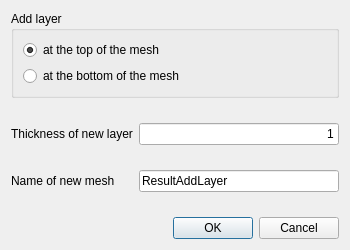
Above: Applications/DataExplorer/DataView/AddLayerToMesh.ui from ufz/ogs before the change. Below: the same form after it.
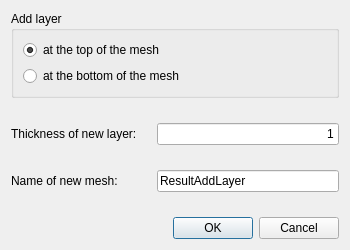
That is the form after the change.

```diff
--- a/Applications/DataExplorer/DataView/AddLayerToMesh.ui
+++ b/Applications/DataExplorer/DataView/AddLayerToMesh.ui
@@ -61,8 +61,14 @@
    </item>
    <item row="3" column="0">
     <widget class="QLabel" name="thicknessLabel">
+     <property name="minimumSize">
+      <size>
+       <width>140</width>
+       <height>0</height>
+      </size>
+     </property>
      <property name="text">
-      <string>Thickness of new layer</string>
+      <string>Thickness of new layer:</string>
      </property>
     </widget>
    </item>
@@ -89,7 +95,7 @@
    <item row="5" column="0">
     <widget class="QLabel" name="nameLabel">
      <property name="text">
-      <string>Name of new mesh</string>
+      <string>Name of new mesh:</string>
      </property>
     </widget>
    </item>
```
